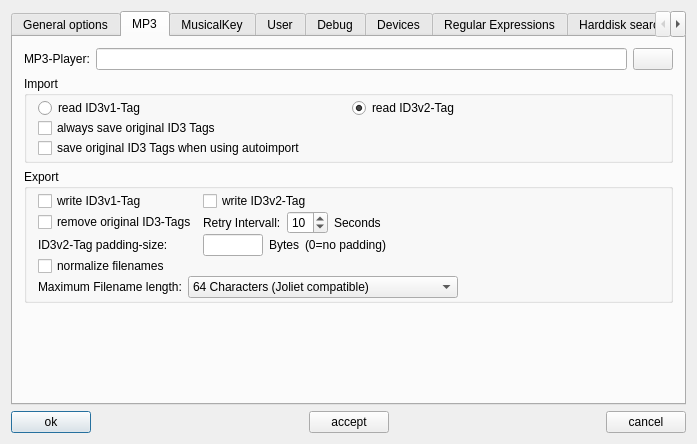
Above: src/properties/properties.ui from pfedick/winmusik before the change. Below: the same form after it.
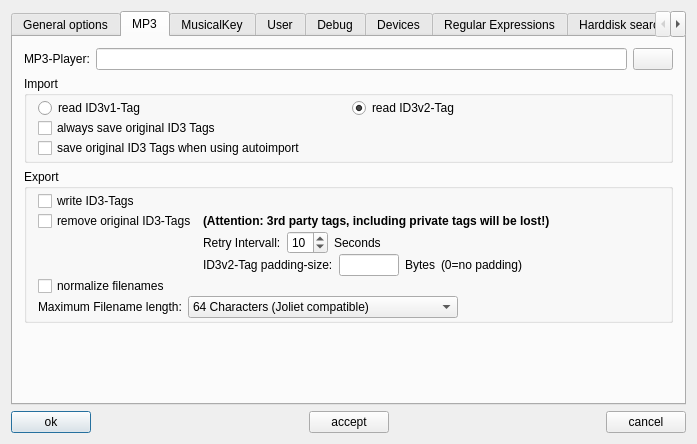
That is the form after the change. The open tabs and pages were chosen to show the change. Icons and pictures are not drawn.

What changed in the file:
```diff
--- a/src/properties/properties.ui
+++ b/src/properties/properties.ui
@@ -367,39 +367,22 @@
             <item row="0" column="0">
              <widget class="QCheckBox" name="writeID3v1">
               <property name="text">
-               <string>write ID3v1-Tag</string>
+               <string>write ID3-Tags</string>
               </property>
               <property name="checked">
                <bool>false</bool>
               </property>
              </widget>
             </item>
-            <item row="0" column="1">
-             <widget class="QCheckBox" name="writeID3v2">
-              <property name="text">
-               <string>write ID3v2-Tag</string>
-              </property>
-              <property name="checked">
-               <bool>false</bool>
-              </property>
-             </widget>
-            </item>
-            <item row="1" column="0">
-             <widget class="QCheckBox" name="removeOriginalTags">
-              <property name="text">
-               <string>remove original ID3-Tags</string>
-              </property>
-             </widget>
-            </item>
-            <item row="2" column="0">
-             <widget class="QLabel" name="label">
-              <property name="text">
-               <string>ID3v2-Tag padding-size:</string>
-              </property>
-             </widget>
-            </item>
-            <item row="2" column="1">
+            <item row="3" column="1">
              <layout class="QHBoxLayout" name="horizontalLayout_8">
+              <item>
+               <widget class="QLabel" name="label">
+                <property name="text">
+                 <string>ID3v2-Tag padding-size:</string>
+                </property>
+               </widget>
+              </item>
               <item>
                <widget class="QLineEdit" name="ID3v2Padding">
                 <property name="maximumSize">
@@ -442,7 +425,7 @@
               </item>
              </layout>
             </item>
-            <item row="1" column="1">
+            <item row="2" column="1">
              <layout class="QHBoxLayout" name="horizontalLayout_13">
               <item>
                <widget class="QLabel" name="label_19">
@@ -486,13 +469,33 @@
               </item>
              </layout>
             </item>
-            <item row="3" column="0">
+            <item row="4" column="0">
              <widget class="QCheckBox" name="normalizeFilenames">
               <property name="text">
                <string>normalize filenames</string>
               </property>
              </widget>
             </item>
+            <item row="1" column="0">
+             <widget class="QCheckBox" name="removeOriginalTags">
+              <property name="text">
+               <string>remove original ID3-Tags</string>
+              </property>
+             </widget>
+            </item>
+            <item row="1" column="1">
+             <widget class="QLabel" name="label_57">
+              <property name="font">
+               <font>
+                <weight>75</weight>
+                <bold>true</bold>
+               </font>
+              </property>
+              <property name="text">
+               <string>(Attention: 3rd party tags, including private tags will be lost!)</string>
+              </property>
+             </widget>
+            </item>
            </layout>
           </item>
           <item>
```
Left out of the diff: 8 changed lines with no effect on the pictures.
